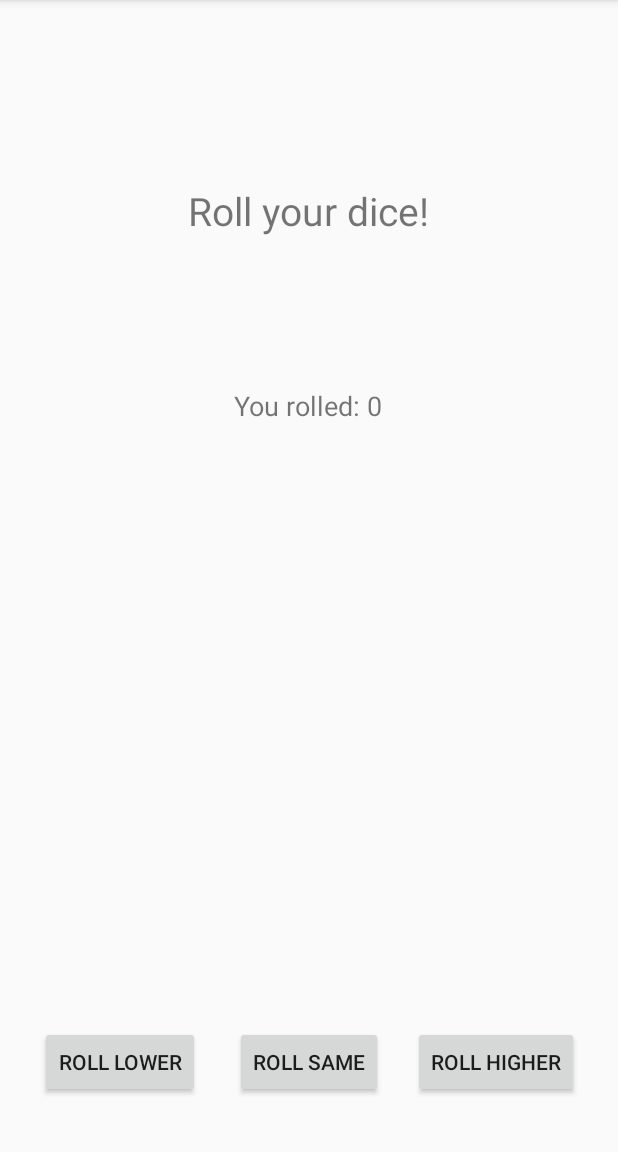
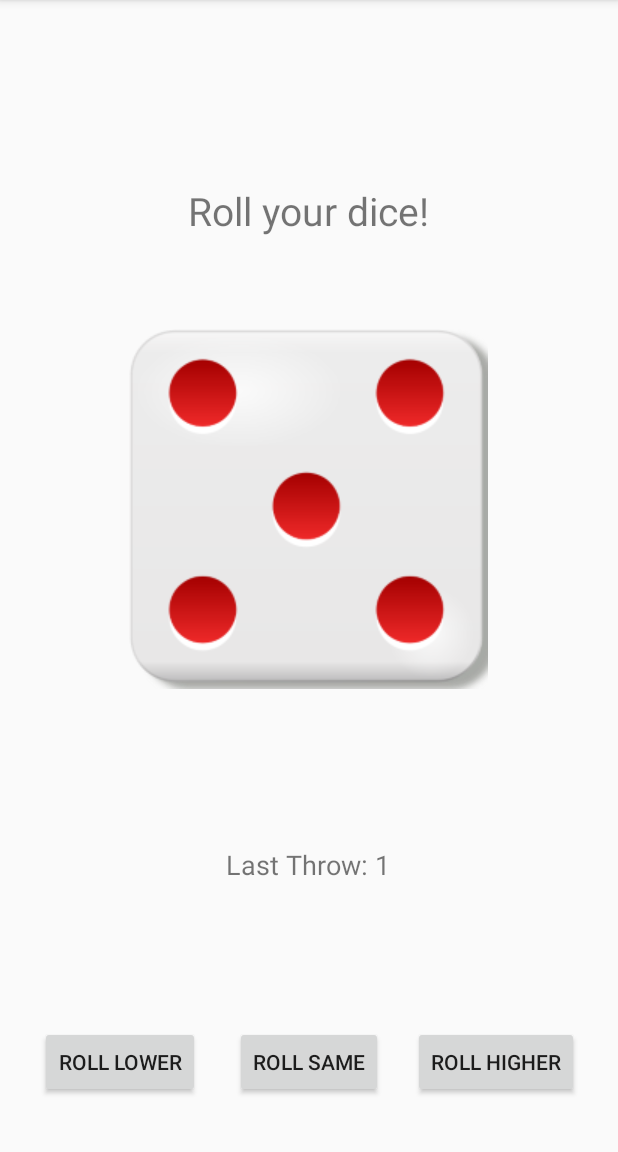
Before and after one commit to mennolp098/Android-Task-1, an Android app: the screen it shows after launch (MainActivity), after a tap on "ROLL LOWER", on a phone screen of 412 x 824 dp, the part 84-1236 px from its top. Run offline under Robolectric (Android 15) with nearby library versions, the phone set to English and light mode, and no system bars.

Commit message:
Added dice image as final touch

```diff
--- a/app/src/main/java/com/example/android_task_1/MainActivity.kt
+++ b/app/src/main/java/com/example/android_task_1/MainActivity.kt
@@ -4,17 +4,18 @@ import android.graphics.Color
 import androidx.appcompat.app.AppCompatActivity
 import android.os.Bundle
 import android.widget.Toast
+import androidx.core.content.ContextCompat
 import com.example.android_task_1.databinding.ActivityMainBinding
 import kotlinx.android.synthetic.main.activity_main.*
 
 class MainActivity : AppCompatActivity() {
     private lateinit var binding: ActivityMainBinding
-    private val MAX_NUMBER:Int = 6;
-    private val MIN_NUMBER:Int = 0;
+    private val MAX_NUMBER:Int = 6
+    private val MIN_NUMBER:Int = 0
     private enum class DiceExpectation {
         LOWER, SAME, HIGHER
     }
-    private var diceNumber:Int = 0;
+    private var diceNumber:Int = 1
 
     override fun onCreate(savedInstanceState: Bundle?) {
         super.onCreate(savedInstanceState)
@@ -39,7 +40,7 @@ class MainActivity : AppCompatActivity() {
     private fun rollDice(diceExpectation: DiceExpectation) {
         updateDiceNumber()
         val dice = (1..6).random()
-        val hasWon = hasWonDiceRoll(this.diceNumber, dice.toInt(), diceExpectation);
+        val hasWon = hasWonDiceRoll(this.diceNumber, dice, diceExpectation);
         this.diceNumber = dice
 
         updateUI(hasWon)
@@ -52,7 +53,22 @@ class MainActivity : AppCompatActivity() {
     }
 
     private fun updateDiceImage() {
+        var drawable = R.drawable.dice1
 
+        when (this.diceNumber) {
+            1 -> drawable = R.drawable.dice1
+            2 -> drawable = R.drawable.dice2
+            3 -> drawable = R.drawable.dice3
+            4 -> drawable = R.drawable.dice4
+            5 -> drawable = R.drawable.dice5
+            6 -> drawable = R.drawable.dice6
+        }
+
+        binding.diceImageView.setImageDrawable(
+            ContextCompat.getDrawable(
+            applicationContext, // Context
+                drawable// Drawable
+        ));
     }
 
     private fun hasWonDiceRoll(previousDice: Int, currentDice: Int, diceExpectation: DiceExpectation):Boolean {
@@ -67,16 +83,16 @@ class MainActivity : AppCompatActivity() {
     }
 
     private fun updateDiceNumber() {
-        binding.diceTextView.text = getString(R.string.you_rolled, this.diceNumber)
+        binding.diceTextView.text = getString(R.string.last_throw, this.diceNumber)
     }
 
     private fun displaySuccessOrFailed(hasWon: Boolean) {
         if(hasWon)
         {
-            Toast.makeText(this, R.string.you_won, Toast.LENGTH_LONG).show()
+            Toast.makeText(this, R.string.you_won, Toast.LENGTH_SHORT).show()
             return
         }
-        Toast.makeText(this, R.string.you_lost, Toast.LENGTH_LONG).show()
+        Toast.makeText(this, R.string.you_lost, Toast.LENGTH_SHORT).show()
 
     }
 
--- a/app/src/main/res/layout/activity_main.xml
+++ b/app/src/main/res/layout/activity_main.xml
@@ -65,6 +65,18 @@
         app:layout_constraintHorizontal_bias="0.498"
         app:layout_constraintStart_toStartOf="parent"
         app:layout_constraintTop_toBottomOf="@+id/textView2"
-        app:layout_constraintVertical_bias="0.0" />
+        app:layout_constraintVertical_bias="0.631" />
+
+    <ImageView
+        android:id="@+id/diceImageView"
+        android:layout_width="wrap_content"
+        android:layout_height="wrap_content"
+        app:layout_constraintBottom_toBottomOf="parent"
+        app:layout_constraintEnd_toEndOf="parent"
+        app:layout_constraintHorizontal_bias="0.497"
+        app:layout_constraintStart_toStartOf="parent"
+        app:layout_constraintTop_toTopOf="parent"
+        app:layout_constraintVertical_bias="0.415"
+        app:srcCompat="@drawable/dice1" />
 
 </androidx.constraintlayout.widget.ConstraintLayout>
--- a/app/src/main/res/values/strings.xml
+++ b/app/src/main/res/values/strings.xml
@@ -4,7 +4,7 @@
     <string name="roll_high">Roll higher</string>
     <string name="roll_low">Roll lower</string>
     <string name="roll_same">Roll same</string>
-    <string name="you_rolled">You rolled: %d</string>
+    <string name="last_throw">Last Throw: %d</string>
     <string name="you_won">You won!</string>
     <string name="you_lost">You lost…</string>
 
```
